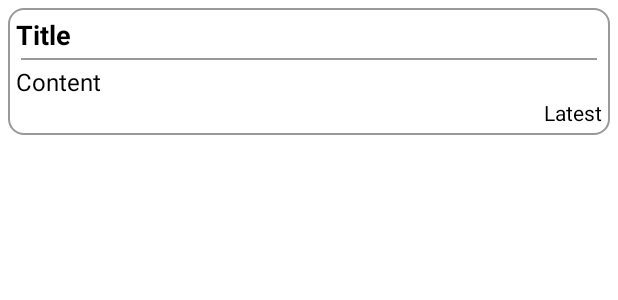
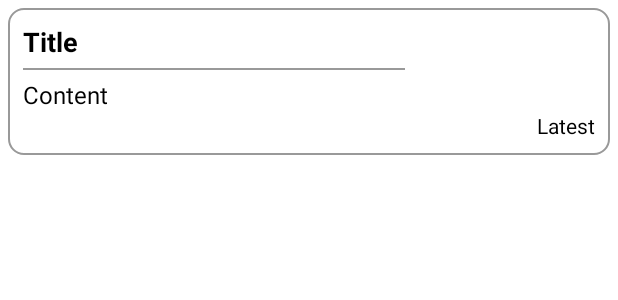
Before and after one commit to Notepad96/Android_ToyProject, an Android app: the layout mainlist_item.xml on its own in the app's theme, with its tools: preview values and no code run, on a phone screen of 412 x 824 dp. Shown: the top 300 px of the screen. Run offline under Robolectric (Android 15) with nearby library versions, the phone set to English and light mode, and no system bars.

Commit message:
design update

```diff
--- a/NotepadList/app/src/main/java/com/example/notepadlist/MainListAdapter.kt
+++ b/NotepadList/app/src/main/java/com/example/notepadlist/MainListAdapter.kt
@@ -5,12 +5,15 @@ import android.app.AlertDialog
 import android.content.Context
 import android.content.Intent
 import android.graphics.Color
+import android.graphics.Point
 import android.graphics.drawable.ColorDrawable
 import android.util.Log
 import android.view.LayoutInflater
 import android.view.View
 import android.view.ViewGroup
+import android.view.WindowManager
 import androidx.core.app.ActivityCompat
+import androidx.core.view.marginRight
 import androidx.recyclerview.widget.RecyclerView
 import kotlinx.android.synthetic.main.mainlist_item.view.*
 import kotlinx.android.synthetic.main.mainlist_item_long_dialog.view.*
@@ -44,12 +47,18 @@ class MainListAdapter(private val list: MutableList<Note>?): RecyclerView.Adapte
 
         holder.layout.vLayoutNoteListItem.setOnLongClickListener {
             var layout = LayoutInflater.from(holder.layout.context).inflate(R.layout.mainlist_item_long_dialog, null)
+
             var build = AlertDialog.Builder(holder.layout.context).apply {
                 setView(layout)
             }
             var dialog = build.create()
             dialog.window?.setBackgroundDrawable(ColorDrawable(Color.TRANSPARENT))
             dialog.show()
+
+            val width = (holder.layout.context.resources.displayMetrics.widthPixels * 0.75).toInt()
+            val height = (holder.layout.context.resources.displayMetrics.heightPixels * 0.3).toInt()
+            dialog.window?.setLayout(width, height)
+
             layout.vTextNoteListItemDiaTitle.setText(list!![position].title)
 
             layout.vTextNoteListItemDiaRemove.setOnClickListener {
@@ -65,6 +74,10 @@ class MainListAdapter(private val list: MutableList<Note>?): RecyclerView.Adapte
                 dialog.dismiss()
             }
 
+            layout.vTextNoteListItemDiaExit.setOnClickListener {
+                dialog.dismiss()
+            }
+
             true
         }
     }
--- a/NotepadList/app/src/main/res/layout/mainlist_item.xml
+++ b/NotepadList/app/src/main/res/layout/mainlist_item.xml
@@ -6,7 +6,7 @@
     android:layout_height="wrap_content"
     android:background="@drawable/border_style"
     android:layout_margin="5dp"
-    android:padding="5dp">
+    android:padding="10dp">
 
     <TextView
         android:id="@+id/vTextNoteListTitle"
@@ -15,12 +15,22 @@
         android:text="Title"
         android:textStyle="bold"
         android:textSize="18sp" />
-    <View
+
+    <LinearLayout
         android:layout_width="match_parent"
-        android:layout_height="1dp"
-        android:layout_marginVertical="3dp"
-        android:layout_marginHorizontal="3dp"
-        android:background="#999"/>
+        android:layout_height="wrap_content"
+        android:orientation="horizontal"
+        android:layout_marginVertical="5dp">
+        <View
+            android:layout_width="match_parent"
+            android:layout_height="1dp"
+            android:layout_weight="1"
+            android:background="#999"/>
+        <View
+            android:layout_width="match_parent"
+            android:layout_height="1dp"
+            android:layout_weight="2"/>
+    </LinearLayout>
 
     <TextView
         android:id="@+id/vTextNoteListContent"
```
